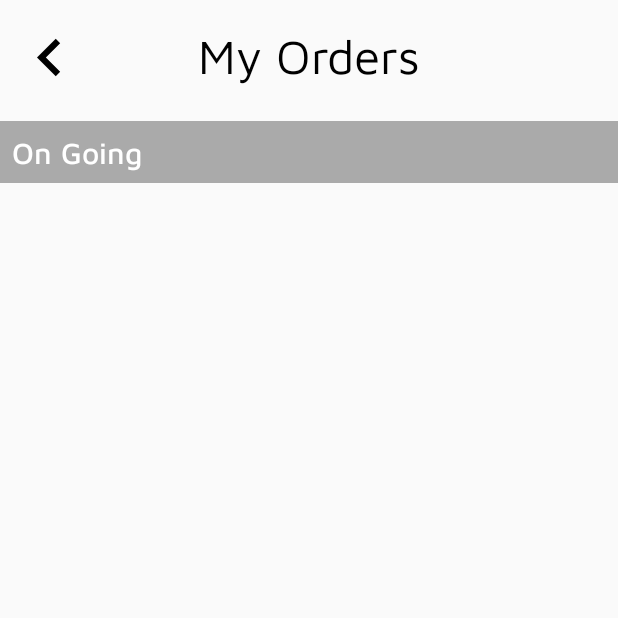
After one commit to PreetJagani/Canteen-Managment, an Android app: the UserOrder screen opened directly, with no data from a screen before it, on a phone screen of 412 x 824 dp, the top half of it. The commit adds this screen. Run offline under Robolectric (Android 15) with nearby library versions, the phone set to English and light mode, and no system bars; our stand-ins replace data binding.

Commit message:
minor design changes

```diff
--- a/app/src/main/AndroidManifest.xml
+++ b/app/src/main/AndroidManifest.xml
@@ -9,9 +9,8 @@
         android:roundIcon="@mipmap/ic_launcher_round"
         android:supportsRtl="true"
         android:theme="@style/AppTheme">
-
-        <activity android:name=".ui.CartFoodList.CartFoodList"/>
-
+        <activity android:name=".ui.UserOrder.UserOrder"></activity>
+        <activity android:name=".ui.CartFoodList.CartFoodList" />
         <activity android:name=".SignUp_activity" />
         <activity
             android:name=".MainActivity"
--- a/app/src/main/java/com/canteenmanagment/Fragment/ProfileFragment.kt
+++ b/app/src/main/java/com/canteenmanagment/Fragment/ProfileFragment.kt
@@ -9,6 +9,7 @@ import android.widget.Toast
 import androidx.fragment.app.Fragment
 import com.canteenmanagment.MainActivity
 import com.canteenmanagment.databinding.FragmentProfileBinding
+import com.canteenmanagment.ui.UserOrder.UserOrder
 import com.google.firebase.auth.FirebaseAuth
 
 
@@ -30,12 +31,17 @@ class ProfileFragment : Fragment() {
         }
 
         binding.TVLogout.setOnClickListener {
-            var mAuth = FirebaseAuth.getInstance()
+            val mAuth = FirebaseAuth.getInstance()
             mAuth.signOut()
-            var i = Intent(activity?.applicationContext, MainActivity::class.java)
+            val i = Intent(activity?.applicationContext, MainActivity::class.java)
 
             startActivity(i)
             activity?.finish()
+        }
+
+        binding.TVMyOrder.setOnClickListener {
+            val i = Intent(context,UserOrder::class.java)
+            startActivity(i)
         }
 
         val versionName = context!!.packageManager
--- /dev/null
+++ b/app/src/main/java/com/canteenmanagment/ui/UserOrder/UserOrder.kt
@@ -0,0 +1,22 @@
+package com.canteenmanagment.ui.UserOrder
+
+import androidx.appcompat.app.AppCompatActivity
+import android.os.Bundle
+import androidx.databinding.DataBindingUtil
+import com.canteenmanagment.R
+import com.canteenmanagment.databinding.ActivityUserOrderBinding
+
+class UserOrder : AppCompatActivity() {
+
+    private lateinit var binding : ActivityUserOrderBinding
+
+    override fun onCreate(savedInstanceState: Bundle?) {
+        super.onCreate(savedInstanceState)
+
+        binding = DataBindingUtil.setContentView(this,R.layout.activity_user_order)
+        setContentView(binding.root)
+
+
+
+    }
+}
--- /dev/null
+++ b/app/src/main/res/layout/activity_user_order.xml
@@ -0,0 +1,43 @@
+<?xml version="1.0" encoding="utf-8"?>
+<layout xmlns:android="http://schemas.android.com/apk/res/android"
+    xmlns:app="http://schemas.android.com/apk/res-auto"
+    xmlns:tools="http://schemas.android.com/tools">
+
+    <androidx.constraintlayout.widget.ConstraintLayout
+        android:layout_width="match_parent"
+        android:layout_height="match_parent"
+        tools:context=".ui.UserOrder.UserOrder">
+
+        <ImageView
+            android:id="@+id/IM_back"
+            style="@style/back_button_style"
+            app:layout_constraintStart_toStartOf="parent"
+            app:layout_constraintTop_toTopOf="parent" />
+
+        <TextView
+            android:id="@+id/TV_title"
+            style="@style/sub_title_style"
+            app:layout_constraintEnd_toEndOf="parent"
+            app:layout_constraintStart_toStartOf="parent"
+            app:layout_constraintTop_toTopOf="parent"
+            android:layout_width="wrap_content"
+            android:layout_height="wrap_content"
+            android:text="My Orders" />
+
+        <TextView
+            android:layout_width="match_parent"
+            android:layout_height="wrap_content"
+            android:layout_marginTop="@dimen/large"
+            android:padding="@dimen/small"
+            android:textColor="@color/whiteColour"
+            android:background="@android:color/darker_gray"
+            android:text="On Going"
+            android:textSize="20sp"
+            app:layout_constraintTop_toBottomOf="@+id/TV_title"
+            tools:layout_editor_absoluteX="27dp" />
+
+
+
+    </androidx.constraintlayout.widget.ConstraintLayout>
+
+</layout>
--- a/app/src/main/res/layout/fragment_profile.xml
+++ b/app/src/main/res/layout/fragment_profile.xml
@@ -86,12 +86,12 @@
                 app:layout_constraintTop_toBottomOf="@+id/TV_email" />
 
             <TextView
-                android:id="@+id/TV_past_order"
+                android:id="@+id/TV_my_order"
                 style="@style/profile_page_text_view_style"
                 android:layout_width="match_parent"
                 android:layout_height="wrap_content"
                 android:drawableStart="@drawable/ic_assignment_24px"
-                android:text="Past Order"
+                android:text="My Order"
                 app:layout_constraintBottom_toTopOf="@+id/TV_fav"
                 app:layout_constraintEnd_toEndOf="parent"
                 app:layout_constraintStart_toStartOf="parent"
@@ -108,7 +108,7 @@
                 app:layout_constraintBottom_toTopOf="@+id/TV_share"
                 app:layout_constraintEnd_toEndOf="parent"
                 app:layout_constraintStart_toStartOf="parent"
-                app:layout_constraintTop_toBottomOf="@+id/TV_past_order" />
+                app:layout_constraintTop_toBottomOf="@+id/TV_my_order" />
 
             <TextView
                 android:id="@+id/TV_share"
```
